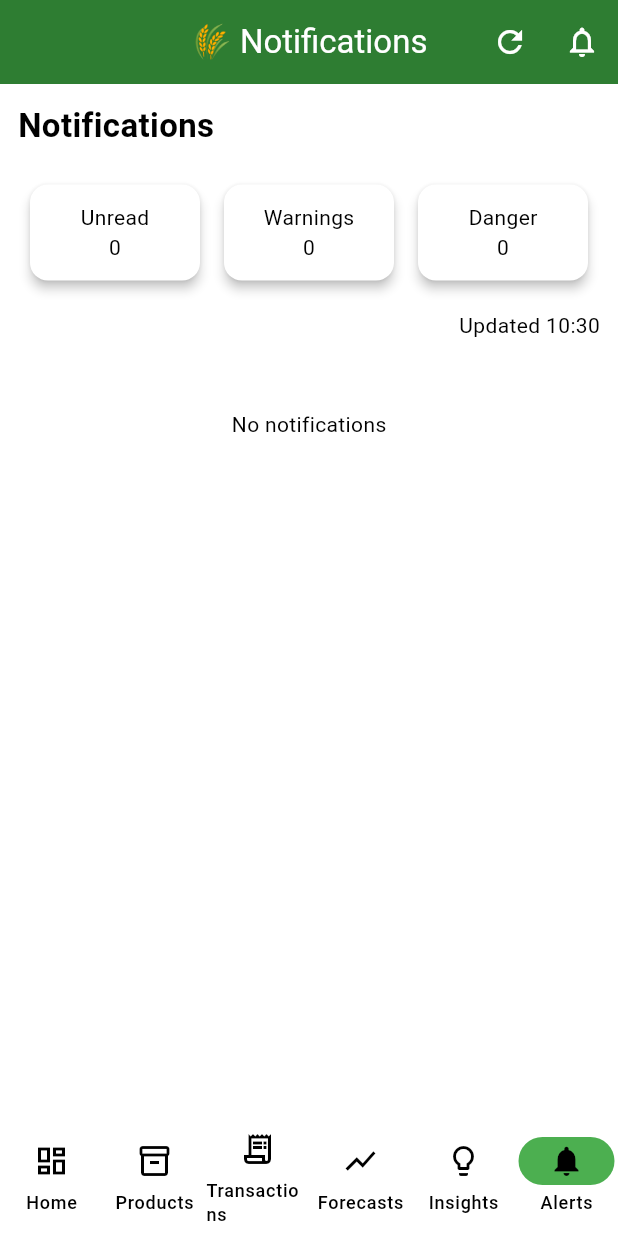
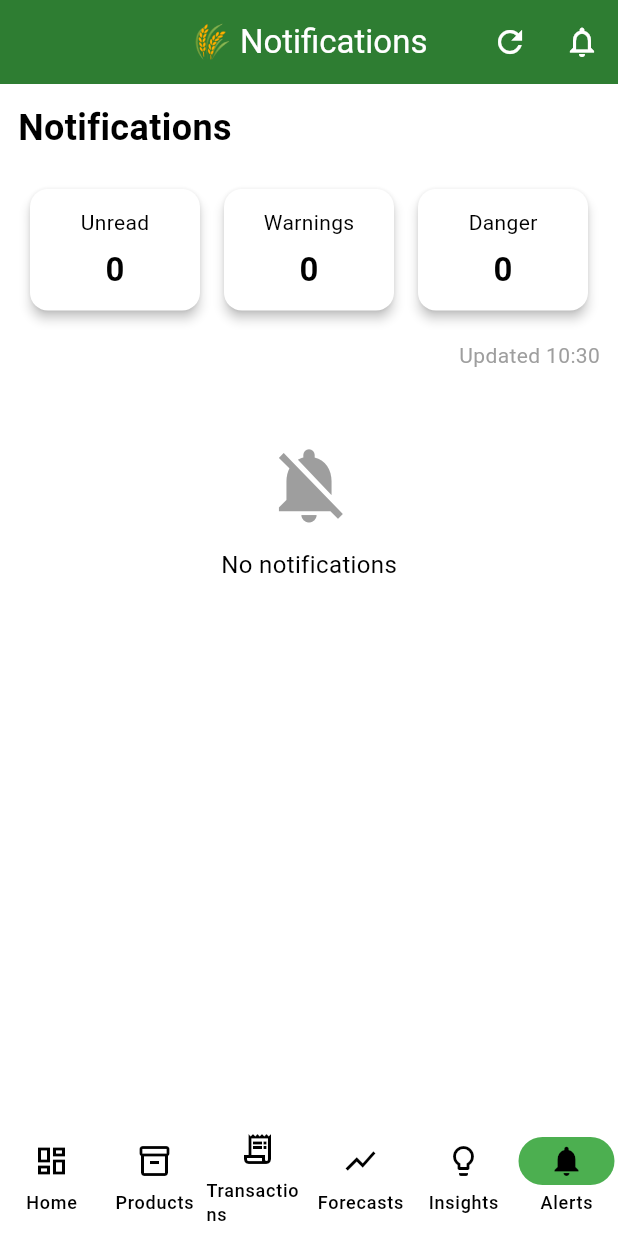
Before and after one commit to muthomijnewton/agri-stat, a Flutter app: the HomeScreen screen opened directly, after a tap on the "notifications none" icon, on a phone screen of 412 x 824 dp. Run offline on Flutter 3.47's test engine with Material 3 defaults, Android fonts, the phone set to English and light mode, and no system bars; our stand-ins replace dio, fl_chart, flutter_secure_storage, logger; accounts and stored records are empty; network calls fail.

Commit message:
feat: improve notifications loading and error handling with UI updates

```diff
--- a/mobile/lib/screens/notifications_screen.dart
+++ b/mobile/lib/screens/notifications_screen.dart
@@ -1,5 +1,4 @@
 import 'package:flutter/material.dart';
-
 import '../services/notification_service.dart';
 
 class NotificationsScreen extends StatefulWidget {
@@ -16,12 +15,13 @@ class _NotificationsScreenState
   final NotificationService service =
       NotificationService();
 
-  List<AppNotification>
-      notifications = [];
+  List<AppNotification> notifications = [];
 
   bool loading = true;
 
   bool hasError = false;
+
+  bool refreshing = false;
 
   DateTime? lastUpdated;
 
@@ -33,23 +33,26 @@ class _NotificationsScreenState
   }
 
   // ==========================
-  // LOAD
+  // LOAD NOTIFICATIONS
   // ==========================
 
-  Future<void>
-      loadNotifications() async {
+  Future<void> loadNotifications() async {
+
+    if (refreshing) return;
+
+    refreshing = true;
+
     try {
+
       if (mounted) {
         setState(() {
           loading = true;
-
           hasError = false;
         });
       }
 
       final data =
-          await service
-              .getNotifications();
+          await service.getNotifications();
 
       if (!mounted) return;
 
@@ -58,16 +61,23 @@ class _NotificationsScreenState
 
         loading = false;
 
+        hasError = false;
+
         lastUpdated =
             DateTime.now();
       });
+
     } catch (e) {
+
       if (!mounted) return;
 
       setState(() {
+
         loading = false;
 
         hasError = true;
+
+        notifications = [];
       });
 
       ScaffoldMessenger.of(
@@ -79,6 +89,10 @@ class _NotificationsScreenState
           ),
         ),
       );
+
+    } finally {
+
+      refreshing = false;
     }
   }
 
@@ -87,6 +101,7 @@ class _NotificationsScreenState
   // ==========================
 
   int get unreadCount {
+
     return notifications
         .where(
           (n) => !n.read,
@@ -95,6 +110,7 @@ class _NotificationsScreenState
   }
 
   int get warningCount {
+
     return notifications
         .where(
           (n) =>
@@ -105,6 +121,7 @@ class _NotificationsScreenState
   }
 
   int get dangerCount {
+
     return notifications
         .where(
           (n) =>
@@ -121,17 +138,23 @@ class _NotificationsScreenState
   Color _getColor(
     AppNotification n,
   ) {
+
     switch (n.type) {
+
       case 'danger':
+
         return Colors.red;
 
       case 'warning':
+
         return Colors.orange;
 
       case 'success':
+
         return Colors.green;
 
       default:
+
         return Colors.blue;
     }
   }
@@ -144,25 +167,35 @@ class _NotificationsScreenState
   Widget build(
     BuildContext context,
   ) {
+
+    // LOADING
+
     if (loading) {
+
       return const Center(
         child:
             CircularProgressIndicator(),
       );
     }
 
+    // ERROR
+
     if (hasError) {
+
       return Center(
         child: Column(
+
           mainAxisAlignment:
-              MainAxisAlignment
-                  .center,
+              MainAxisAlignment.center,
 
           children: [
+
             const Icon(
               Icons.error_outline,
 
               size: 70,
+
+              color: Colors.red,
             ),
 
             const SizedBox(
@@ -171,17 +204,26 @@ class _NotificationsScreenState
 
             const Text(
               'Unable to load notifications',
+
+              style: TextStyle(
+                fontSize: 16,
+              ),
             ),
 
             const SizedBox(
               height: 16,
             ),
 
-            ElevatedButton(
+            ElevatedButton.icon(
+
               onPressed:
                   loadNotifications,
 
-              child:
+              icon: const Icon(
+                Icons.refresh,
+              ),
+
+              label:
                   const Text(
                 'Retry',
               ),
@@ -192,10 +234,12 @@ class _NotificationsScreenState
     }
 
     return RefreshIndicator(
+
       onRefresh:
           loadNotifications,
 
       child: ListView(
+
         padding:
             const EdgeInsets.all(
           12,
@@ -204,14 +248,16 @@ class _NotificationsScreenState
         children: [
 
           // ==================
-          // TITLE
+          // HEADER
           // ==================
 
           const Text(
+
             'Notifications',
 
             style: TextStyle(
-              fontSize: 22,
+
+              fontSize: 24,
 
               fontWeight:
                   FontWeight.bold,
@@ -227,23 +273,43 @@ class _NotificationsScreenState
           // ==================
 
           Row(
+
             children: [
+
               Expanded(
                 child: Card(
+
                   child: Padding(
+
                     padding:
                         const EdgeInsets.all(
                       12,
                     ),
 
                     child: Column(
+
                       children: [
+
                         const Text(
                           'Unread',
                         ),
 
+                        const SizedBox(
+                          height: 6,
+                        ),
+
                         Text(
+
                           '$unreadCount',
+
+                          style:
+                              const TextStyle(
+
+                            fontSize: 22,
+
+                            fontWeight:
+                                FontWeight.bold,
+                          ),
                         ),
                       ],
                     ),
@@ -253,20 +319,38 @@ class _NotificationsScreenState
 
               Expanded(
                 child: Card(
+
                   child: Padding(
+
                     padding:
                         const EdgeInsets.all(
                       12,
                     ),
 
                     child: Column(
+
                       children: [
+
                         const Text(
                           'Warnings',
                         ),
 
+                        const SizedBox(
+                          height: 6,
+                        ),
+
                         Text(
+
                           '$warningCount',
+
+                          style:
+                              const TextStyle(
+
+                            fontSize: 22,
+
+                            fontWeight:
+                                FontWeight.bold,
+                          ),
                         ),
                       ],
                     ),
@@ -276,20 +360,38 @@ class _NotificationsScreenState
 
               Expanded(
                 child: Card(
+
                   child: Padding(
+
                     padding:
                         const EdgeInsets.all(
                       12,
                     ),
 
                     child: Column(
+
                       children: [
+
                         const Text(
                           'Danger',
                         ),
 
+                        const SizedBox(
+                          height: 6,
+                        ),
+
                         Text(
+
                           '$dangerCount',
+
+                          style:
+                              const TextStyle(
+
+                            fontSize: 22,
+
+                            fontWeight:
+                                FontWeight.bold,
+                          ),
                         ),
                       ],
                     ),
@@ -303,14 +405,26 @@ class _NotificationsScreenState
             height: 12,
           ),
 
-          if (lastUpdated !=
-              null)
+          // ==================
+          // LAST UPDATED
+          // ==================
+
+          if (lastUpdated != null)
+
             Align(
+
               alignment:
                   Alignment.centerRight,
 
               child: Text(
+
                 'Updated ${lastUpdated!.hour}:${lastUpdated!.minute.toString().padLeft(2, '0')}',
+
+                style:
+                    const TextStyle(
+
+                  color: Colors.grey,
+                ),
               ),
             ),
 
@@ -326,15 +440,39 @@ class _NotificationsScreenState
               .isEmpty)
 
             const Padding(
+
               padding:
                   EdgeInsets.all(
                 30,
               ),
 
-              child: Center(
-                child: Text(
-                  'No notifications',
-                ),
+              child: Column(
+
+                children: [
+
+                  Icon(
+
+                    Icons.notifications_off,
+
+                    size: 60,
+
+                    color: Colors.grey,
+                  ),
+
+                  SizedBox(
+                    height: 12,
+                  ),
+
+                  Text(
+
+                    'No notifications',
+
+                    style: TextStyle(
+
+                      fontSize: 16,
+                    ),
+                  ),
+                ],
               ),
             ),
 
@@ -343,15 +481,28 @@ class _NotificationsScreenState
           // ==================
 
           ...notifications.map(
+
             (n) {
+
               return Card(
+
+                color: n.read
+
+                    ? null
+
+                    : Colors.orange.withValues(
+                        alpha: 0.08,
+                      ),
+
                 margin:
                     const EdgeInsets.symmetric(
                   vertical: 6,
                 ),
 
                 child: ListTile(
+
                   leading: Icon(
+
                     Icons.notifications,
 
                     color:
@@ -359,13 +510,18 @@ class _NotificationsScreenState
                   ),
 
                   title: Text(
+
                     n.title,
 
                     style:
                         TextStyle(
+
                       fontWeight:
+
                           n.read
+
                               ? FontWeight.normal
+
                               : FontWeight.bold,
                     ),
                   ),
@@ -376,16 +532,20 @@ class _NotificationsScreenState
                   ),
 
                   trailing: Icon(
+
                     n.read
+
                         ? Icons.check_circle
 
                         : Icons.fiber_new,
 
-                    color: n.read
+                    color:
 
-                        ? Colors.grey
+                        n.read
 
-                        : Colors.orange,
+                            ? Colors.grey
+
+                            : Colors.orange,
                   ),
                 ),
               );
--- a/mobile/lib/services/api_service.dart
+++ b/mobile/lib/services/api_service.dart
@@ -6,22 +6,29 @@ class ApiService {
       'https://agric-stat-dash-1.onrender.com/api';
 
   late final Dio _dio;
+
   final Logger logger = Logger();
 
   ApiService() {
     _dio = Dio(
       BaseOptions(
         baseUrl: baseUrl,
+
         connectTimeout: const Duration(seconds: 15),
+
         receiveTimeout: const Duration(seconds: 15),
+
         headers: {
           'Content-Type': 'application/json',
+
           'Accept': 'application/json',
         },
       ),
     );
 
-    _dio.interceptors.add(LoggingInterceptor(logger));
+    _dio.interceptors.add(
+      LoggingInterceptor(logger),
+    );
   }
 
   // ==========================
@@ -35,18 +42,19 @@ class ApiService {
     try {
       final response = await _dio.post(
         '/auth/login',
+
         data: {
           'username': username,
           'password': password,
         },
-        options: Options(
-          contentType: Headers.jsonContentType,
-        ),
       );
 
-      return Map<String, dynamic>.from(response.data);
-    } on DioException catch (e) {
-      logger.e('Login failed: ${e.response?.data}');
+      return Map<String, dynamic>.from(
+        response.data,
+      );
+    } catch (e) {
+      logger.e('Login failed: $e');
+
       rethrow;
     }
   }
@@ -61,34 +69,66 @@ class ApiService {
   }) async {
     try {
       final response = await _dio.get(
-        '/products/',
-        queryParameters: {'skip': skip, 'limit': limit},
+        '/products',
+
+        queryParameters: {
+          'skip': skip,
+          'limit': limit,
+        },
       );
 
-      final data = response.data;
-      return data is List ? data : [];
+      return response.data is List
+          ? response.data
+          : [];
     } catch (e) {
-      logger.e('Error fetching products: $e');
+      logger.e(
+        'Products error: $e',
+      );
+
       return [];
     }
   }
 
-  Future<dynamic> getProduct(int id) async {
+  Future<Map<String, dynamic>?> getProduct(
+    int id,
+  ) async {
     try {
-      final response = await _dio.get('/products/$id');
-      return response.data;
+      final response =
+          await _dio.get(
+        '/products/$id',
+      );
+
+      return Map<String, dynamic>.from(
+        response.data,
+      );
     } catch (e) {
-      logger.e('Error fetching product: $e');
+      logger.e(
+        'Product error: $e',
+      );
+
       return null;
     }
   }
 
-  Future<dynamic> createProduct(Map<String, dynamic> data) async {
+  Future<Map<String, dynamic>?> createProduct(
+    Map<String, dynamic> data,
+  ) async {
     try {
-      final response = await _dio.post('/products', data: data);
-      return response.data;
+      final response =
+          await _dio.post(
+        '/products',
+
+        data: data,
+      );
+
+      return Map<String, dynamic>.from(
+        response.data,
+      );
     } catch (e) {
-      logger.e('Error creating product: $e');
+      logger.e(
+        'Create product error: $e',
+      );
+
       return null;
     }
   }
@@ -100,44 +140,70 @@ class ApiService {
   Future<List<dynamic>> getTransactions({
     int skip = 0,
     int limit = 100,
+
     int? productId,
+
     DateTime? startDate,
+
     DateTime? endDate,
   }) async {
     try {
-      final response = await _dio.get(
+      final response =
+          await _dio.get(
         '/transactions',
+
         queryParameters: {
           'skip': skip,
+
           'limit': limit,
-          if (productId != null) 'product_id': productId,
+
+          if (productId != null)
+            'product_id': productId,
+
           if (startDate != null)
-            'start_date': startDate.toIso8601String().split('T')[0],
+            'start_date': startDate
+                .toIso8601String()
+                .split('T')[0],
+
           if (endDate != null)
-            'end_date': endDate.toIso8601String().split('T')[0],
+            'end_date': endDate
+                .toIso8601String()
+                .split('T')[0],
         },
       );
 
-      final data = response.data;
-      return data is List ? data : [];
+      return response.data is List
+          ? response.data
+          : [];
     } catch (e) {
-      logger.e('Error fetching transactions: $e');
+      logger.e(
+        'Transactions error: $e',
+      );
+
       return [];
     }
   }
 
   // ==========================
-  // SUMMARY (IMPORTANT FIXED)
+  // SUMMARY
   // ==========================
 
-  Future<List<dynamic>> fetchSummary() async {
+  Future<List<dynamic>>
+      fetchSummary() async {
     try {
-      final response = await _dio.get('/transactions/summary');
+      final response =
+          await _dio.get(
+        '/transactions/summary',
+      );
 
-      final data = response.data;
-      return data is List ? data : [];
+      return response.data is List
+          ? response.data
+          : [];
     } catch (e) {
-      logger.e('Error fetching summary: $e');
+      logger.e(
+        'Summary error: $e',
+      );
+
       return [];
     }
   }
@@ -148,43 +214,71 @@ class ApiService {
 
   Future<List<dynamic>> getForecasts({
     int skip = 0,
+
     int limit = 100,
+
     int? productId,
+
     DateTime? startDate,
+
     DateTime? endDate,
   }) async {
     try {
-      final response = await _dio.get(
+      final response =
+          await _dio.get(
         '/forecasts',
+
         queryParameters: {
           'skip': skip,
+
           'limit': limit,
-          if (productId != null) 'product_id': productId,
+
+          if (productId != null)
+            'product_id': productId,
+
           if (startDate != null)
-            'start_date': startDate.toIso8601String().split('T')[0],
+            'start_date': startDate
+                .toIso8601String()
+                .split('T')[0],
+
           if (endDate != null)
-            'end_date': endDate.toIso8601String().split('T')[0],
+            'end_date': endDate
+                .toIso8601String()
+                .split('T')[0],
         },
       );
 
-      final data = response.data;
-      return data is List ? data : [];
+      return response.data is List
+          ? response.data
+          : [];
     } catch (e) {
-      logger.e('Error fetching forecasts: $e');
+      logger.e(
+        'Forecasts error: $e',
+      );
+
       return [];
     }
   }
-  Future<List<dynamic>> getProductForecasts(int productId) async {
+
+  Future<List<dynamic>>
+      getProductForecasts(
+    int productId,
+  ) async {
     try {
-    final response = await _dio.get('/forecasts/product/$productId');
+      final response =
+          await _dio.get(
+        '/forecasts/product/$productId',
+      );
 
-    final data = response.data;
-    if (data is List) return data;
+      return response.data is List
+          ? response.data
+          : [];
+    } catch (e) {
+      logger.e(
+        'Product forecasts error: $e',
+      );
 
       return [];
-  } catch (e) {
-    logger.e('Error fetching product forecasts: $e');
-    rethrow;
     }
   }
 
@@ -192,48 +286,81 @@ class ApiService {
   // RECOMMENDATIONS
   // ==========================
 
-  Future<List<dynamic>> getRecommendations({
+  Future<List<dynamic>>
+      getRecommendations({
     int skip = 0,
+
     int limit = 100,
+
     int? productId,
+
     String? status,
   }) async {
     try {
-      final response = await _dio.get(
+      final response =
+          await _dio.get(
         '/recommendations',
+
         queryParameters: {
           'skip': skip,
+
           'limit': limit,
-          if (productId != null) 'product_id': productId,
-          if (status != null) 'status': status,
+
+          if (productId != null)
+            'product_id': productId,
+
+          if (status != null)
+            'status': status,
         },
       );
 
-      final data = response.data;
-      return data is List ? data : [];
+      return response.data is List
+          ? response.data
+          : [];
     } catch (e) {
-      logger.e('Error fetching recommendations: $e');
+      logger.e(
+        'Recommendations error: $e',
+      );
+
       return [];
     }
   }
 
-  Future<dynamic> approveRecommendation(int id) async {
+  Future<bool>
+      approveRecommendation(
+    int id,
+  ) async {
     try {
-      final response = await _dio.patch('/recommendations/$id/approve');
-      return response.data;
+      await _dio.patch(
+        '/recommendations/$id/approve',
+      );
+
+      return true;
     } catch (e) {
-      logger.e('Error approving recommendation: $e');
-      return null;
+      logger.e(
+        'Approve error: $e',
+      );
+
+      return false;
     }
   }
 
-  Future<dynamic> implementRecommendation(int id) async {
+  Future<bool>
+      implementRecommendation(
+    int id,
+  ) async {
     try {
-      final response = await _dio.patch('/recommendations/$id/implement');
-      return response.data;
+      await _dio.patch(
+        '/recommendations/$id/implement',
+      );
+
+      return true;
     } catch (e) {
-      logger.e('Error implementing recommendation: $e');
-      return null;
+      logger.e(
+        'Implement error: $e',
+      );
+
+      return false;
     }
   }
 
@@ -241,102 +368,168 @@ class ApiService {
   // NOTIFICATIONS
   // ==========================
 
-Future<List<dynamic>> getNotifications() async {
+  Future<List<dynamic>>
+      getNotifications() async {
     try {
-    final response = await Dio().get(
-      'https://agric-stat-dash-1.onrender.com/notifications/',
+      final response =
+          await _dio.get(
+        '/notifications',
       );
 
-    final data = response.data;
+      return response.data is List
+          ? response.data
+          : [];
+    } catch (e) {
+      logger.e(
+        'Notifications error: $e',
+      );
 
-    if (data is List) {
-      return data;
-    }
-
-    return [];
-  } catch (e) {
-    logger.e('Error fetching notifications: $e');
       return [];
     }
   }
 
-Future<int> getUnreadNotificationCount() async {
+  Future<int>
+      getUnreadNotificationCount() async {
     try {
-    final response = await Dio().get(
-      'https://agric-stat-dash-1.onrender.com/notifications/unread-count',
+      final response =
+          await _dio.get(
+        '/notifications/unread-count',
       );
 
-    final data = response.data;
+      return response.data['count'] ?? 0;
+    } catch (e) {
+      logger.e(
+        'Unread count error: $e',
+      );
 
-    return data['count'] ?? 0;
-  } catch (e) {
-    logger.e('Error fetching unread count: $e');
       return 0;
     }
   }
 
-Future<bool> markNotificationRead(int id) async {
+  Future<bool>
+      markNotificationRead(
+    int id,
+  ) async {
     try {
-    await Dio().patch(
-      'https://agric-stat-dash-1.onrender.com/notifications/$id/read',
+      await _dio.patch(
+        '/notifications/$id/read',
       );
 
       return true;
     } catch (e) {
-    logger.e('Error marking notification as read: $e');
+      logger.e(
+        'Mark read error: $e',
+      );
+
       return false;
     }
   }
 
-Future<bool> markAllNotificationsRead() async {
+  Future<bool>
+      markAllNotificationsRead() async {
     try {
-    await Dio().patch(
-      'https://agric-stat-dash-1.onrender.com/notifications/read-all',
+      await _dio.patch(
+        '/notifications/read-all',
       );
 
       return true;
     } catch (e) {
-    logger.e('Error marking all notifications as read: $e');
+      logger.e(
+        'Read all error: $e',
+      );
+
       return false;
     }
   }
+
   // ==========================
   // HEALTH CHECK
   // ==========================
 
-  Future<bool> checkHealth() async {
+  Future<bool>
+      checkHealth() async {
     try {
       final response =
-          await Dio().get('https://agric-stat-dash-1.onrender.com/health');
+          await _dio.get(
+        '/health',
+      );
 
-      return response.statusCode == 200;
+      return response.statusCode ==
+          200;
     } catch (e) {
-      logger.e('Health check error: $e');
+      logger.e(
+        'Health error: $e',
+      );
+
       return false;
     }
   }
 }
 
-class LoggingInterceptor extends Interceptor {
+// ==========================
+// LOGGER
+// ==========================
+
+class LoggingInterceptor
+    extends Interceptor {
   final Logger logger;
-  LoggingInterceptor(this.logger);
+
+  LoggingInterceptor(
+    this.logger,
+  );
 
   @override
-  void onRequest(RequestOptions options, RequestInterceptorHandler handler) {
-    logger.d('REQUEST: ${options.method} ${options.uri}');
-    super.onRequest(options, handler);
+  void onRequest(
+    RequestOptions options,
+
+    RequestInterceptorHandler
+        handler,
+  ) {
+    logger.d(
+      'REQUEST: ${options.method} ${options.uri}',
+    );
+
+    super.onRequest(
+      options,
+      handler,
+    );
   }
 
   @override
-  void onResponse(Response response, ResponseInterceptorHandler handler) {
-    logger.d('RESPONSE: ${response.statusCode}');
-    super.onResponse(response, handler);
+  void onResponse(
+    Response response,
+
+    ResponseInterceptorHandler
+        handler,
+  ) {
+    logger.d(
+      'RESPONSE: ${response.statusCode}',
+    );
+
+    super.onResponse(
+      response,
+      handler,
+    );
   }
 
   @override
-  void onError(DioException err, ErrorInterceptorHandler handler) {
-    logger.e('ERROR: ${err.response?.data ?? err.message}');
-    logger.e('STATUS: ${err.response?.statusCode}');
-    super.onError(err, handler);
+  void onError(
+    DioException err,
+
+    ErrorInterceptorHandler
+        handler,
+  ) {
+    logger.e(
+      'ERROR: ${err.message}',
+    );
+
+    logger.e(
+      'STATUS: ${err.response?.statusCode}',
+    );
+
+    super.onError(
+      err,
+      handler,
+    );
   }
 }
```
Lines whose indentation alone changed are shown as unchanged.
